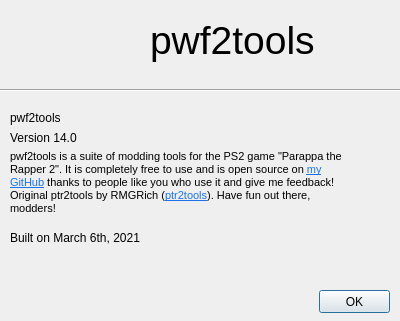
The window that QtGUI/pwf2about.ui (pahaze/pwf2tools-cpp) describes before a commit, drawn with Qt 5.
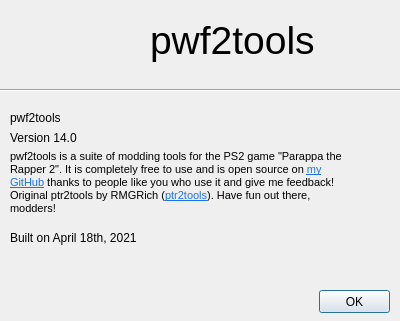
The same window after the commit. Icons and pictures are not drawn.

Diff of the .ui file:
```diff
--- a/QtGUI/pwf2about.ui
+++ b/QtGUI/pwf2about.ui
@@ -137,7 +137,7 @@
     </rect>
    </property>
    <property name="text">
-    <string>Built on March 6th, 2021</string>
+    <string>Built on April 18th, 2021</string>
    </property>
   </widget>
   <widget class="QLabel" name="label">
```
